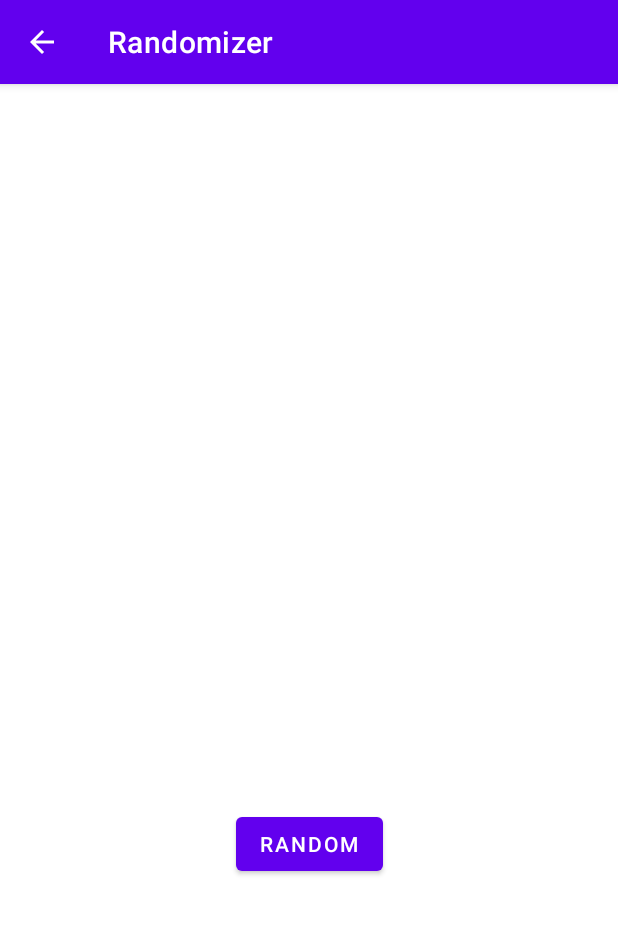
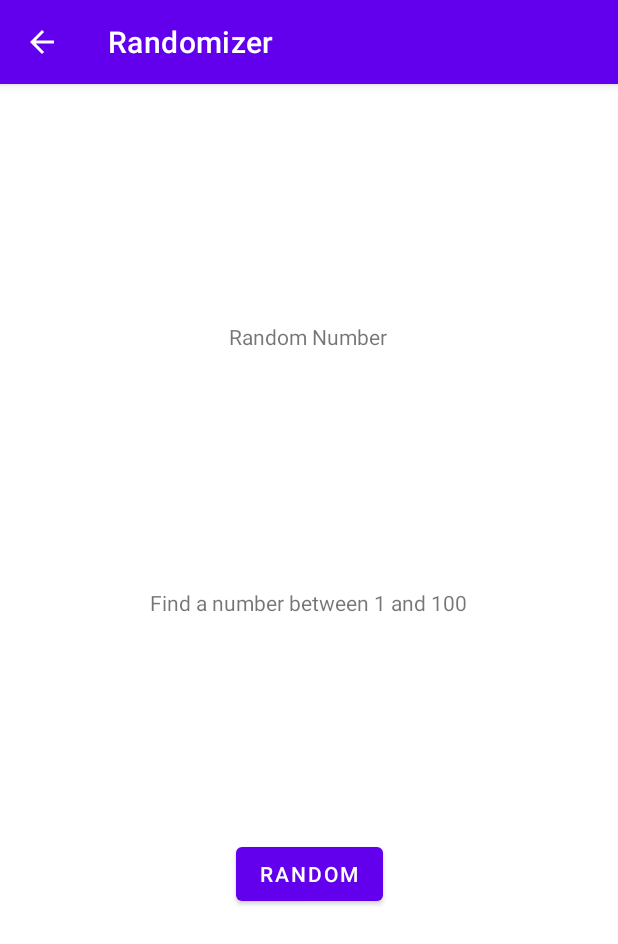
Before and after one commit to tucker-tyler/Randomizer-Android, an Android app: the RandomNumber screen opened directly, with no data from a screen before it, on a phone screen of 412 x 824 dp. Shown: the top 944 px of the screen. Run offline under Robolectric (Android 15) with nearby library versions, the phone set to English and light mode, and no system bars.

Commit message:
fixes and random number is implemented
fixes
-dice roll now goes 1-6

random number
-the class is implemented and works
-added a description textView

```diff
--- a/Randomizer/app/src/main/java/com/example/randomizer/PlayingCard.java
+++ b/Randomizer/app/src/main/java/com/example/randomizer/PlayingCard.java
@@ -48,6 +48,8 @@ public class PlayingCard extends AppCompatActivity {
                     case 3:
                         answerPlayingCard.setText(R.string.suit_diamond);
                         break;
+                    default:
+                        answerPlayingCard.setText(R.string.error_general);
                 }
 
                 switch (pickACardNum) {
@@ -69,6 +71,8 @@ public class PlayingCard extends AppCompatActivity {
                     case 5:
                         answerPlayingCard.setText(R.string.dice_roll_6);
                         break;
+                    default:
+                        answerPlayingCard.setText(R.string.error_general);
                 }
             }
         });
--- a/Randomizer/app/src/main/java/com/example/randomizer/RandomNumber.java
+++ b/Randomizer/app/src/main/java/com/example/randomizer/RandomNumber.java
@@ -3,12 +3,39 @@ package com.example.randomizer;
 import androidx.appcompat.app.AppCompatActivity;
 
 import android.os.Bundle;
+import android.view.View;
+import android.widget.Button;
+import android.widget.TextView;
+
+import java.util.Random;
 
 public class RandomNumber extends AppCompatActivity {
+
+    Button buttonRandomNumber;
+    TextView answerRandomNumber;
 
     @Override
     protected void onCreate(Bundle savedInstanceState) {
         super.onCreate(savedInstanceState);
         setContentView(R.layout.activity_random_number);
+
+        // assigns button class to XML button
+        buttonRandomNumber = (Button) findViewById(R.id.button_random_number);
+        // assigns textview class to XML textview
+        answerRandomNumber = (TextView) findViewById(R.id.answer_random_num);
+
+        // sets what happens when the button is pressed
+        buttonRandomNumber.setOnClickListener(new View.OnClickListener() {
+            @Override
+            public void onClick(View v) {
+                Random random = new Random();
+
+                int randomNumGenerator = (random.nextInt(100)) + 1;
+
+                String answerFinal = Integer.toString(randomNumGenerator);
+
+                answerRandomNumber.setText(answerFinal);
+            }
+        });
     }
 }
--- a/Randomizer/app/src/main/res/layout/activity_main.xml
+++ b/Randomizer/app/src/main/res/layout/activity_main.xml
@@ -97,12 +97,12 @@
         android:id="@+id/nav_cards_button"
         android:layout_width="85dp"
         android:layout_height="85dp"
-        android:layout_marginBottom="268dp"
+        android:layout_marginBottom="256dp"
         android:onClick="playingCardOpener"
         android:scaleType="fitCenter"
         app:layout_constraintBottom_toBottomOf="parent"
         app:layout_constraintEnd_toEndOf="parent"
-        app:layout_constraintHorizontal_bias="0.533"
+        app:layout_constraintHorizontal_bias="0.547"
         app:layout_constraintStart_toEndOf="@+id/nav_random_button"
         app:srcCompat="@drawable/playing_cards" />
 
@@ -114,7 +114,7 @@
         android:text="@string/title_playing_card"
         app:layout_constraintBottom_toTopOf="@+id/nav_cards_button"
         app:layout_constraintEnd_toEndOf="parent"
-        app:layout_constraintHorizontal_bias="0.428"
+        app:layout_constraintHorizontal_bias="0.471"
         app:layout_constraintStart_toEndOf="@+id/nav_random_title"
         app:layout_constraintTop_toBottomOf="@+id/nav_dice_button"
         app:layout_constraintVertical_bias="1.0" />
--- a/Randomizer/app/src/main/res/layout/activity_random_number.xml
+++ b/Randomizer/app/src/main/res/layout/activity_random_number.xml
@@ -11,13 +11,13 @@
         android:id="@+id/answer_random_num"
         android:layout_width="wrap_content"
         android:layout_height="wrap_content"
+        android:layout_marginBottom="324dp"
         android:text="@string/answer_random_number"
         android:textSize="24sp"
         app:layout_constraintBottom_toBottomOf="parent"
         app:layout_constraintEnd_toEndOf="parent"
-        app:layout_constraintStart_toStartOf="parent"
-        app:layout_constraintTop_toTopOf="parent"
-        app:layout_constraintVertical_bias="0.288" />
+        app:layout_constraintHorizontal_bias="0.498"
+        app:layout_constraintStart_toStartOf="parent" />
 
     <Button
         android:id="@+id/button_random_number"
@@ -33,5 +33,28 @@
         app:layout_constraintBottom_toBottomOf="parent"
         app:layout_constraintEnd_toEndOf="parent"
         app:layout_constraintStart_toStartOf="parent"
-        app:layout_constraintTop_toBottomOf="@+id/answer_random_num" />
+        app:layout_constraintTop_toBottomOf="@+id/answer_random_num"
+        app:layout_constraintVertical_bias="0.175" />
+
+    <TextView
+        android:id="@+id/title_random_number"
+        android:layout_width="wrap_content"
+        android:layout_height="wrap_content"
+        android:text="@string/title_random_number"
+        app:layout_constraintBottom_toTopOf="@+id/description_random_number"
+        app:layout_constraintEnd_toEndOf="parent"
+        app:layout_constraintHorizontal_bias="0.498"
+        app:layout_constraintStart_toStartOf="parent"
+        app:layout_constraintTop_toTopOf="parent" />
+
+    <TextView
+        android:id="@+id/description_random_number"
+        android:layout_width="wrap_content"
+        android:layout_height="wrap_content"
+        android:layout_marginBottom="56dp"
+        android:text="@string/description_random_number"
+        app:layout_constraintBottom_toTopOf="@+id/answer_random_num"
+        app:layout_constraintEnd_toEndOf="parent"
+        app:layout_constraintHorizontal_bias="0.497"
+        app:layout_constraintStart_toStartOf="parent" />
 </androidx.constraintlayout.widget.ConstraintLayout>
--- a/Randomizer/app/src/main/res/values/strings.xml
+++ b/Randomizer/app/src/main/res/values/strings.xml
@@ -28,6 +28,7 @@
 
     <!-- random number activity -->
     <string name="title_random_number">Random Number</string>
+    <string name="description_random_number">Find a number between 1 and 100</string>
     <string name="answer_random_number"> </string>
     <string name="button_random_number">Random</string>
 
@@ -43,4 +44,7 @@
     <string name="suit_diamond">Diamond</string>
     <string name="answer_playing_card_num">Num</string>
 
+    <!-- errors -->
+    <string name="error_general">general error</string>
+
 </resources>
```
Also changed, not shown: Randomizer/app/src/main/java/com/example/randomizer/DiceRoll.java (+7 -7 lines).
